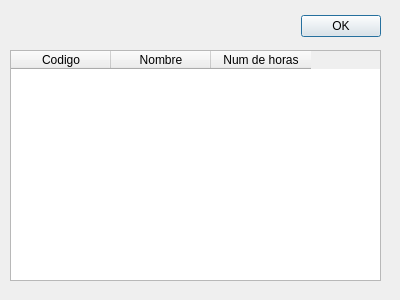
Qt form Python/listar2.ui (pgarman608/SGE) before a commit.
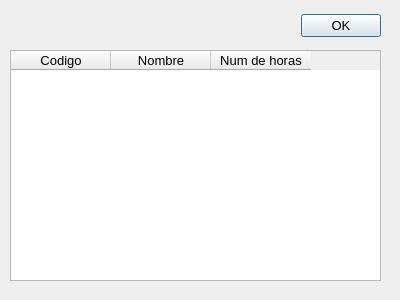
The same form after that commit.

```diff
--- a/Python/listar2.ui
+++ b/Python/listar2.ui
@@ -40,6 +40,11 @@
      <height>32</height>
     </rect>
    </property>
+   <property name="font">
+    <font>
+     <pointsize>10</pointsize>
+    </font>
+   </property>
    <property name="orientation">
     <enum>Qt::Horizontal</enum>
    </property>
@@ -56,6 +61,11 @@
      <height>231</height>
     </rect>
    </property>
+   <property name="font">
+    <font>
+     <pointsize>10</pointsize>
+    </font>
+   </property>
    <column>
     <property name="text">
      <string>Codigo</string>
```
